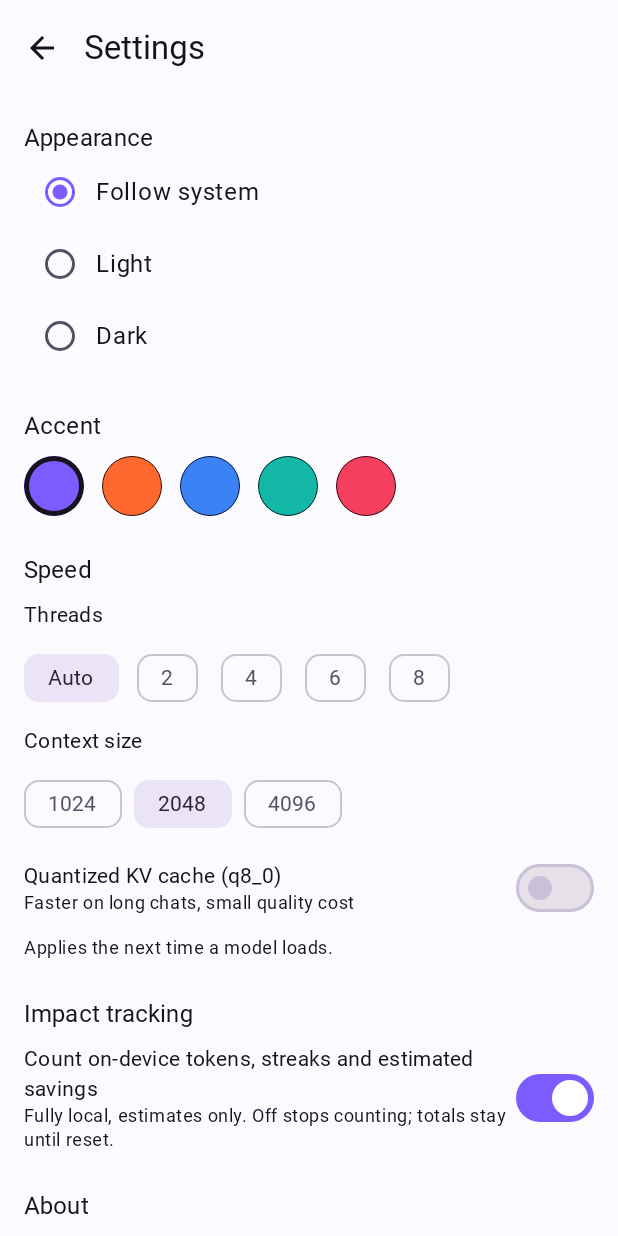
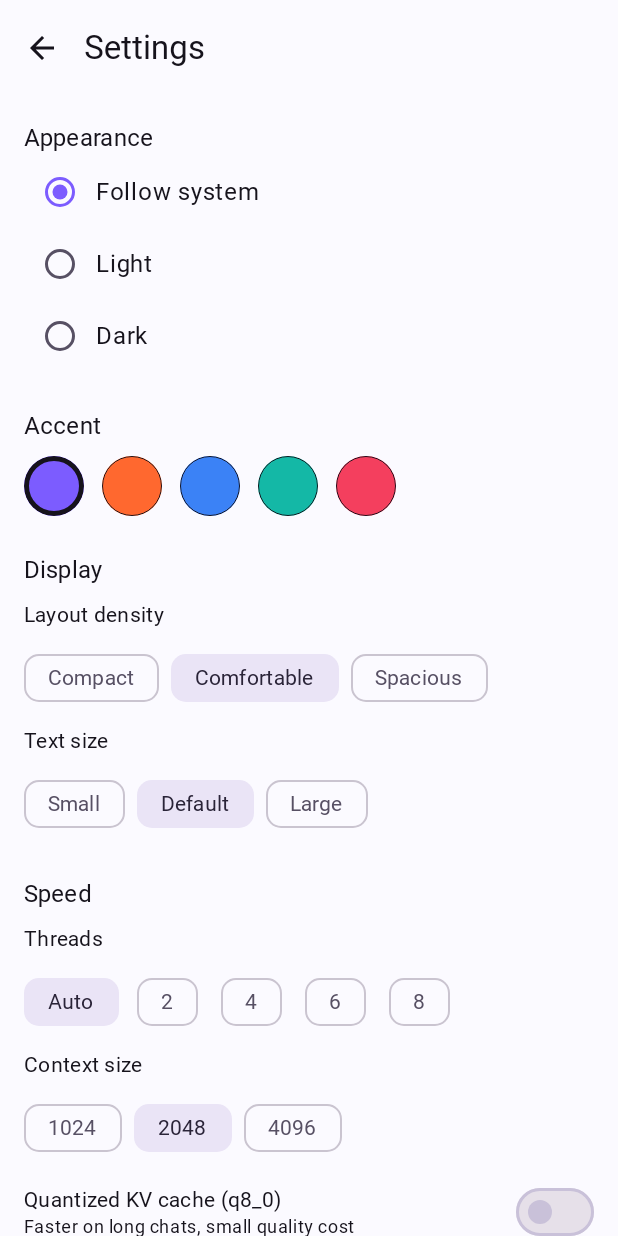
Before and after one commit to aicon-hub/aicon-ai-studio, an Android app built with Jetpack Compose: the composable SettingsScreen shown on its own in the app's theme, on a phone screen of 412 x 824 dp. Run offline under Robolectric (Android 15) with nearby library versions, the phone set to English and light mode, and no system bars; Roboto replaces fonts that are not available here.

Commit message:
feat(settings): Display section with density and text size

```diff
--- a/app/src/main/kotlin/dev/aicon/studio/ui/settings/SettingsScreen.kt
+++ b/app/src/main/kotlin/dev/aicon/studio/ui/settings/SettingsScreen.kt
@@ -106,6 +106,29 @@ fun SettingsScreen(onBack: () -> Unit) {
                 }
             }
             Column(verticalArrangement = Arrangement.spacedBy(8.dp)) {
+                Text("Display", style = MaterialTheme.typography.titleMedium)
+                Text("Layout density", style = MaterialTheme.typography.bodyMedium)
+                Row(horizontalArrangement = Arrangement.spacedBy(8.dp)) {
+                    AppSettings.densityChoices.forEach { (value, label) ->
+                        FilterChip(
+                            selected = AppSettings.densityScale == value,
+                            onClick = { AppSettings.setDensityScale(context, value) },
+                            label = { Text(label) },
+                        )
+                    }
+                }
+                Text("Text size", style = MaterialTheme.typography.bodyMedium)
+                Row(horizontalArrangement = Arrangement.spacedBy(8.dp)) {
+                    AppSettings.textScaleChoices.forEach { (value, label) ->
+                        FilterChip(
+                            selected = AppSettings.textScale == value,
+                            onClick = { AppSettings.setTextScale(context, value) },
+                            label = { Text(label) },
+                        )
+                    }
+                }
+            }
+            Column(verticalArrangement = Arrangement.spacedBy(8.dp)) {
                 Text("Speed", style = MaterialTheme.typography.titleMedium)
                 Text("Threads", style = MaterialTheme.typography.bodyMedium)
                 Row(horizontalArrangement = Arrangement.spacedBy(8.dp)) {
```
